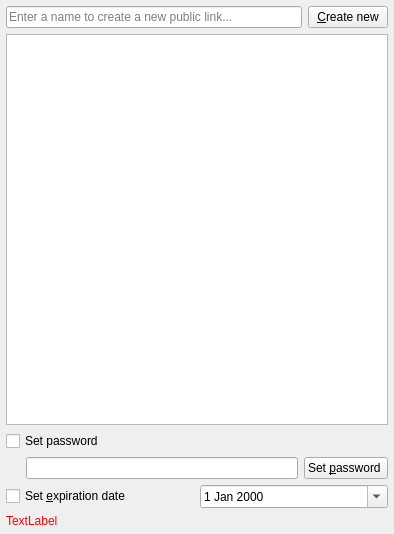
The window that src/gui/sharelinkwidget.ui (shashank-sj/client) describes before a commit, drawn with Qt 5.
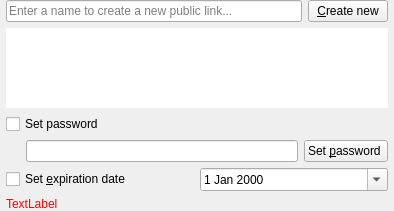
The same window after the commit.

Commit message: Adjusts size and spacing of share link widget

```diff
--- a/src/gui/sharelinkwidget.ui
+++ b/src/gui/sharelinkwidget.ui
@@ -7,27 +7,42 @@
     <x>0</x>
     <y>0</y>
     <width>394</width>
-    <height>534</height>
+    <height>211</height>
    </rect>
   </property>
+  <property name="sizePolicy">
+   <sizepolicy hsizetype="Expanding" vsizetype="Preferred">
+    <horstretch>0</horstretch>
+    <verstretch>0</verstretch>
+   </sizepolicy>
+  </property>
   <property name="windowTitle">
    <string>Share NewDocument.odt</string>
   </property>
   <layout class="QVBoxLayout" name="verticalLayout">
+   <property name="spacing">
+    <number>6</number>
+   </property>
+   <property name="sizeConstraint">
+    <enum>QLayout::SetDefaultConstraint</enum>
+   </property>
    <property name="leftMargin">
     <number>6</number>
    </property>
    <property name="topMargin">
-    <number>6</number>
+    <number>0</number>
    </property>
    <property name="rightMargin">
     <number>6</number>
    </property>
    <property name="bottomMargin">
-    <number>6</number>
+    <number>0</number>
    </property>
    <item>
     <layout class="QHBoxLayout" name="horizontalLayout_create">
+     <property name="sizeConstraint">
+      <enum>QLayout::SetFixedSize</enum>
+     </property>
      <item>
       <widget class="QLineEdit" name="nameLineEdit">
        <property name="placeholderText">
@@ -47,11 +62,17 @@
    <item>
     <widget class="QTableWidget" name="linkShares">
      <property name="sizePolicy">
-      <sizepolicy hsizetype="MinimumExpanding" vsizetype="Expanding">
+      <sizepolicy hsizetype="Expanding" vsizetype="Preferred">
        <horstretch>0</horstretch>
        <verstretch>0</verstretch>
       </sizepolicy>
      </property>
+     <property name="frameShape">
+      <enum>QFrame::NoFrame</enum>
+     </property>
+     <property name="lineWidth">
+      <number>0</number>
+     </property>
      <property name="horizontalScrollBarPolicy">
       <enum>Qt::ScrollBarAlwaysOff</enum>
      </property>
@@ -64,6 +85,9 @@
      <property name="showGrid">
       <bool>false</bool>
      </property>
+     <property name="gridStyle">
+      <enum>Qt::NoPen</enum>
+     </property>
      <property name="columnCount">
       <number>3</number>
      </property>
```
The commit also changes 1 other file.
